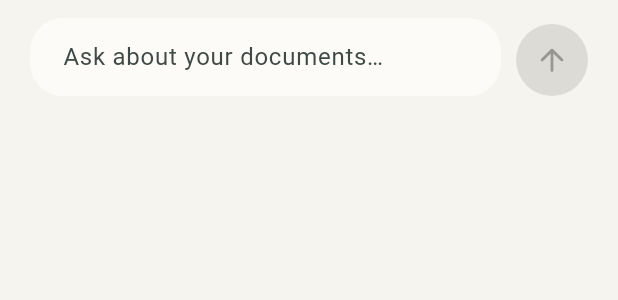
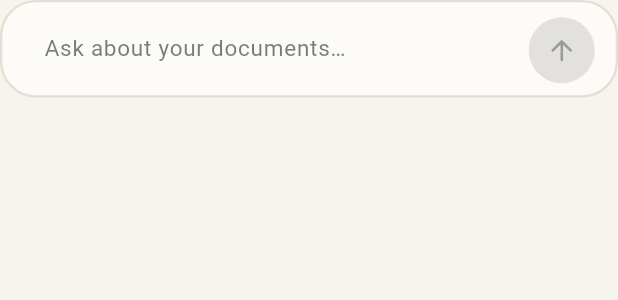
Before and after one commit to John-Codes/docs-app, a Flutter app: the ChatInputBar widget shown alone on an empty page, opened directly, on a phone screen of 412 x 824 dp. Shown: the top 300 px of the screen. Run offline on Flutter 3.47's test engine with Material 3 defaults, Android fonts, the phone set to English and light mode, and no system bars; our stand-ins replace file_picker, flutter_markdown_plus, shared_preferences, web; missing offline and left inert: dart:ui_web; accounts and stored records are empty.

Commit message:
feat(chat): animated gradient border loading animation + ChatGPT-style input box
- Add AnimatedGradientBorder widget with rotating SweepGradient around rounded rect
- New ChatInputBorderPainter custom painter for smooth 60fps border animation
- Unified input container with focus glow, no separate LinearProgressIndicator
- Send button shows spinner during loading
- TextField with transparent background (filled: false) inside rounded container
- Added bottom padding to bring input box up

```diff
--- a/frontend/lib/features/chat/chat_input_bar.dart
+++ b/frontend/lib/features/chat/chat_input_bar.dart
@@ -1,44 +1,130 @@
 import 'package:flutter/material.dart';
 
+import 'chat_input_border_painter.dart';
 import 'chat_logic.dart';
 import 'chat_send_button.dart';
 
-class ChatInputBar extends StatelessWidget {
+class ChatInputBar extends StatefulWidget {
   const ChatInputBar({super.key});
+
+  @override
+  State<ChatInputBar> createState() => _ChatInputBarState();
+}
+
+class _ChatInputBarState extends State<ChatInputBar> {
+  late final FocusNode _focusNode;
+  bool _hasFocus = false;
+
+  @override
+  void initState() {
+    super.initState();
+    _focusNode = chatLogic.focusNode;
+    _focusNode.addListener(_onFocusChange);
+  }
+
+  @override
+  void dispose() {
+    _focusNode.removeListener(_onFocusChange);
+    super.dispose();
+  }
+
+  void _onFocusChange() {
+    if (_focusNode.hasFocus != _hasFocus) {
+      setState(() {
+        _hasFocus = _focusNode.hasFocus;
+      });
+    }
+  }
 
   @override
   Widget build(BuildContext context) {
     return ListenableBuilder(
       listenable: chatLogic,
-      builder: (context, _) => Column(
-        mainAxisSize: MainAxisSize.min,
-        children: [
-          if (chatLogic.isLoading) const LinearProgressIndicator(minHeight: 2),
-          Padding(
-            padding: const EdgeInsets.fromLTRB(20, 12, 20, 20),
+      builder: (context, _) {
+        final scheme = Theme.of(context).colorScheme;
+        final isLoading = chatLogic.isLoading;
+
+        return AnimatedGradientBorder(
+          isLoading: isLoading,
+          borderRadius: const BorderRadius.all(Radius.circular(24)),
+          strokeWidth: isLoading ? 4 : 0,
+          gradientColors: [
+            Colors.cyanAccent,
+            Colors.blueAccent,
+            Colors.purpleAccent,
+            Colors.pinkAccent,
+            Colors.cyanAccent,
+          ],
+          animationDuration: const Duration(milliseconds: 1200),
+          child: Container(
+            decoration: BoxDecoration(
+              color: scheme.surfaceContainerLow,
+              borderRadius: const BorderRadius.all(Radius.circular(24)),
+              border: Border.all(
+                color: _hasFocus
+                    ? scheme.primary
+                    : (isLoading
+                        ? Colors.transparent
+                        : scheme.outlineVariant),
+                width: _hasFocus || isLoading ? 2.5 : 1.5,
+              ),
+              boxShadow: _hasFocus
+                  ? [
+                      BoxShadow(
+                        color: scheme.primary.withValues(alpha: 0.15),
+                        blurRadius: 12,
+                        spreadRadius: 2,
+                      ),
+                    ]
+                  : null,
+            ),
+            padding: const EdgeInsets.symmetric(horizontal: 12, vertical: 6),
             child: Row(
               crossAxisAlignment: CrossAxisAlignment.end,
               children: [
+                // Text field expands to fill available space
                 Expanded(
                   child: TextField(
                     controller: chatLogic.textController,
-                    focusNode: chatLogic.focusNode,
+                    focusNode: _focusNode,
                     minLines: 1,
                     maxLines: 6,
                     textInputAction: TextInputAction.send,
                     onSubmitted: (_) => chatLogic.sendMessage(),
-                    decoration: const InputDecoration(
+                    enabled: !isLoading,
+                    style: TextStyle(
+                      color: scheme.onSurface,
+                      fontSize: 15,
+                      height: 1.45,
+                    ),
+                    decoration: InputDecoration(
                       hintText: 'Ask about your documents…',
+                      hintStyle: TextStyle(
+                        color: scheme.onSurfaceVariant.withValues(alpha: 0.7),
+                        fontSize: 15,
+                        height: 1.45,
+                      ),
+                      border: InputBorder.none,
+                      focusedBorder: InputBorder.none,
+                      enabledBorder: InputBorder.none,
+                      disabledBorder: InputBorder.none,
+                      filled: false,
+                      contentPadding: const EdgeInsets.symmetric(
+                        horizontal: 16,
+                        vertical: 14,
+                      ),
+                      isDense: true,
                     ),
                   ),
                 ),
-                const SizedBox(width: 10),
-                const ChatSendButton(),
+                // Send button
+                const SizedBox(width: 4),
+                ChatSendButton(isLoading: isLoading),
               ],
             ),
           ),
-        ],
-      ),
+        );
+      },
     );
   }
 }
--- /dev/null
+++ b/frontend/lib/features/chat/chat_input_border_painter.dart
@@ -0,0 +1,150 @@
+import 'dart:math' as math;
+
+import 'package:flutter/material.dart';
+
+/// A custom painter that draws a rotating conic gradient border around a rounded rectangle.
+/// Used for the loading animation on the chat input box.
+class ChatInputBorderPainter extends CustomPainter {
+  ChatInputBorderPainter({
+    required this.animation,
+    required this.borderRadius,
+    required this.strokeWidth,
+    required this.gradientColors,
+  }) : super(repaint: animation);
+
+  final Animation<double> animation;
+  final BorderRadius borderRadius;
+  final double strokeWidth;
+  final List<Color> gradientColors;
+
+  @override
+  void paint(Canvas canvas, Size size) {
+    final rect = Offset.zero & size;
+    final rrect = borderRadius.toRRect(rect);
+
+    // Create a path for the rounded rectangle border
+    final path = Path()..addRRect(rrect);
+
+    // Calculate the rotation angle (0 to 2*pi)
+    final rotation = animation.value * 2 * math.pi;
+
+    final paint = Paint()
+      ..style = PaintingStyle.stroke
+      ..strokeWidth = strokeWidth
+      ..shader = SweepGradient(
+        center: Alignment.center,
+        startAngle: rotation - math.pi / 2, // Start from top
+        endAngle: rotation + 3 * math.pi / 2,
+        colors: gradientColors,
+        stops: const [0.0, 0.33, 0.66, 1.0],
+        tileMode: TileMode.clamp,
+      ).createShader(rect);
+
+    canvas.drawPath(path, paint);
+  }
+
+  @override
+  bool shouldRepaint(ChatInputBorderPainter oldDelegate) {
+    return oldDelegate.animation != animation ||
+        oldDelegate.borderRadius != borderRadius ||
+        oldDelegate.strokeWidth != strokeWidth ||
+        oldDelegate.gradientColors != gradientColors;
+  }
+}
+
+/// A widget that displays an animated gradient border around its child.
+/// Used for the loading state of the chat input box.
+class AnimatedGradientBorder extends StatefulWidget {
+  const AnimatedGradientBorder({
+    super.key,
+    required this.child,
+    required this.isLoading,
+    this.borderRadius = const BorderRadius.all(Radius.circular(24)),
+    this.strokeWidth = 2.5,
+    this.gradientColors,
+    this.animationDuration = const Duration(milliseconds: 1800),
+  });
+
+  final Widget child;
+  final bool isLoading;
+  final BorderRadius borderRadius;
+  final double strokeWidth;
+  final List<Color>? gradientColors;
+  final Duration animationDuration;
+
+  @override
+  State<AnimatedGradientBorder> createState() => _AnimatedGradientBorderState();
+}
+
+class _AnimatedGradientBorderState extends State<AnimatedGradientBorder>
+    with SingleTickerProviderStateMixin {
+  late final AnimationController _controller;
+
+  @override
+  void initState() {
+    super.initState();
+    _controller = AnimationController(
+      vsync: this,
+      duration: widget.animationDuration,
+    );
+    if (widget.isLoading) {
+      _controller.repeat();
+    }
+  }
+
+  @override
+  void didUpdateWidget(AnimatedGradientBorder oldWidget) {
+    super.didUpdateWidget(oldWidget);
+    if (widget.isLoading != oldWidget.isLoading) {
+      if (widget.isLoading) {
+        _controller.repeat();
+      } else {
+        _controller.stop();
+        _controller.reset();
+      }
+    }
+  }
+
+  @override
+  void dispose() {
+    _controller.dispose();
+    super.dispose();
+  }
+
+  @override
+  Widget build(BuildContext context) {
+    final scheme = Theme.of(context).colorScheme;
+    final colors = widget.gradientColors ??
+        [
+          scheme.primary,
+          scheme.secondary,
+          scheme.tertiary,
+          scheme.primary,
+        ];
+
+    return Stack(
+      children: [
+        // The child content
+        widget.child,
+        // The animated border overlay (only visible when loading)
+        if (widget.isLoading)
+          Positioned.fill(
+            child: IgnorePointer(
+              child: AnimatedBuilder(
+                animation: _controller,
+                builder: (context, _) => CustomPaint(
+                  painter: ChatInputBorderPainter(
+                    animation: _controller,
+                    borderRadius: widget.borderRadius,
+                    strokeWidth: widget.strokeWidth,
+                    gradientColors: colors,
+                  ),
+                  size: Size.infinite,
+                ),
+              ),
+            ),
+          ),
+      ],
+    );
+  }
+}
--- a/frontend/lib/features/chat/chat_page.dart
+++ b/frontend/lib/features/chat/chat_page.dart
@@ -58,7 +58,10 @@ class _ChatPageState extends State<ChatPage> {
                 ),
               ),
             ),
-            const ChatInputBar(),
+            Padding(
+              padding: const EdgeInsets.only(bottom: 24),
+              child: const ChatInputBar(),
+            ),
           ],
         ),
       ),
--- a/frontend/lib/features/chat/chat_send_button.dart
+++ b/frontend/lib/features/chat/chat_send_button.dart
@@ -3,7 +3,12 @@ import 'package:flutter/material.dart';
 import 'chat_logic.dart';
 
 class ChatSendButton extends StatelessWidget {
-  const ChatSendButton({super.key});
+  const ChatSendButton({
+    super.key,
+    this.isLoading = false,
+  });
+
+  final bool isLoading;
 
   @override
   Widget build(BuildContext context) {
@@ -12,12 +17,25 @@ class ChatSendButton extends StatelessWidget {
       builder: (context, _) {
         final canSend =
             chatLogic.textController.text.trim().isNotEmpty &&
-            !chatLogic.isLoading;
+            !chatLogic.isLoading &&
+            !isLoading;
         return IconButton.filled(
           tooltip: 'Send',
           onPressed: canSend ? chatLogic.sendMessage : null,
-          style: IconButton.styleFrom(minimumSize: const Size(48, 48)),
-          icon: const Icon(Icons.arrow_upward_rounded),
+          style: IconButton.styleFrom(
+            minimumSize: const Size(44, 44),
+            padding: EdgeInsets.zero,
+          ),
+          icon: isLoading
+              ? const SizedBox(
+                  width: 20,
+                  height: 20,
+                  child: CircularProgressIndicator(
+                    strokeWidth: 2.5,
+                    valueColor: AlwaysStoppedAnimation<Color>(Colors.white),
+                  ),
+                )
+              : const Icon(Icons.arrow_upward_rounded, size: 22),
         );
       },
     );
```
